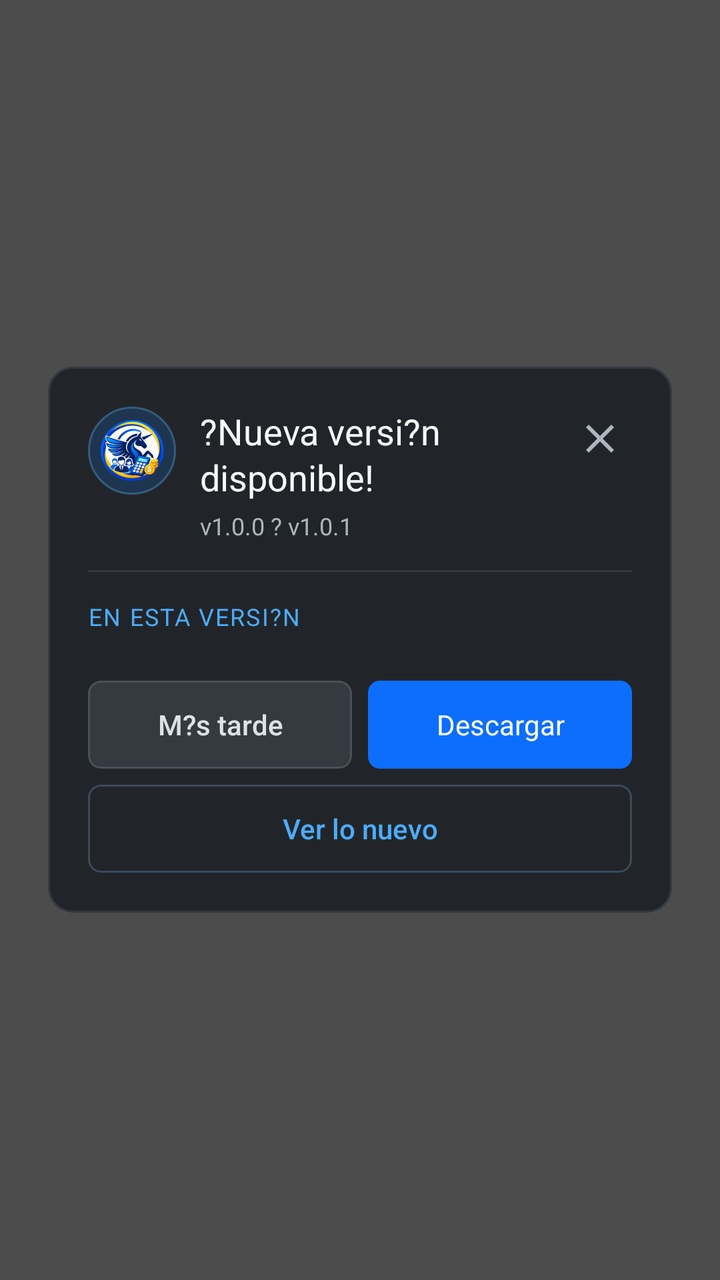
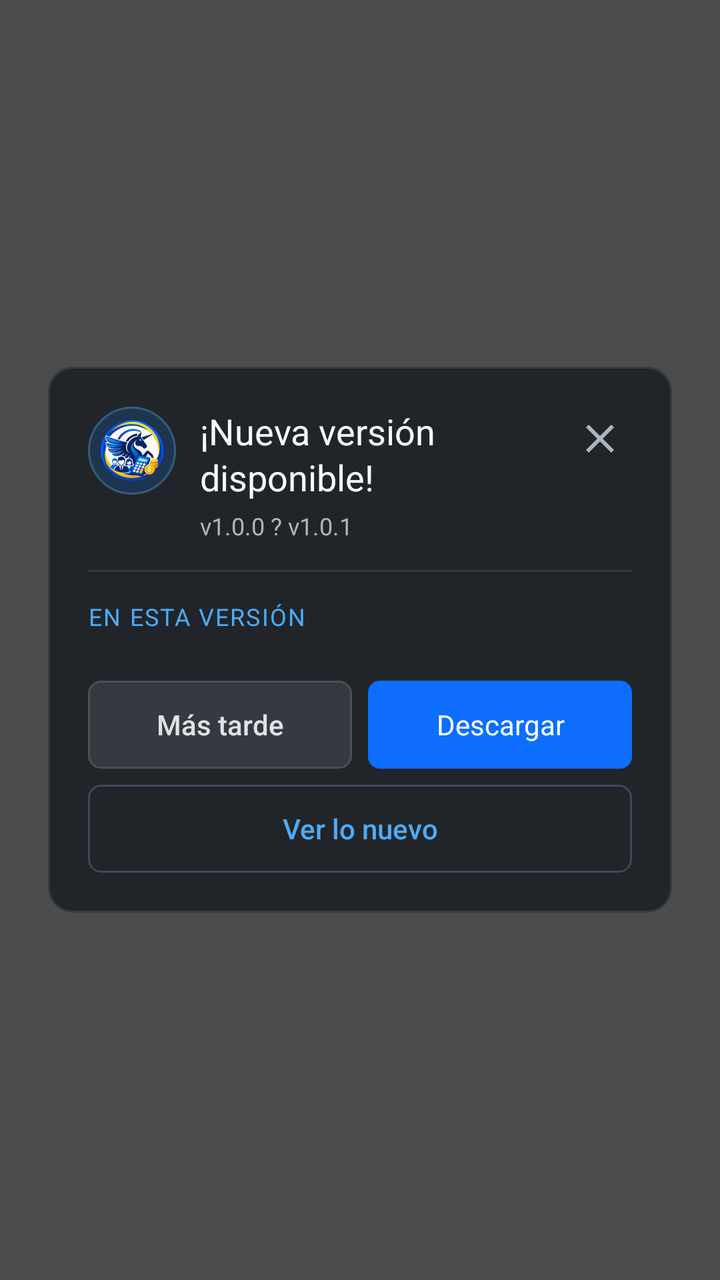

Before-and-after screenshots of an Android layout around one commit, followed by the original layout XML and the change that was made.
<!-- AndroidManifest.xml: application theme Theme.UnicornioSoftware -->
<!-- res/layout/dialog_app_update.xml -->
<?xml version="1.0" encoding="utf-8"?>
<FrameLayout xmlns:android="http://schemas.android.com/apk/res/android"
    android:layout_width="match_parent"
    android:layout_height="match_parent"
    android:background="#B3000000"
    android:padding="24dp">

    <LinearLayout
        android:layout_width="match_parent"
        android:layout_height="wrap_content"
        android:layout_gravity="center"
        android:background="@drawable/bg_modal_card"
        android:orientation="vertical"
        android:padding="20dp">

        <LinearLayout
            android:layout_width="match_parent"
            android:layout_height="wrap_content"
            android:gravity="top"
            android:orientation="horizontal">

            <ImageView
                android:id="@+id/updateIcon"
                android:layout_width="44dp"
                android:layout_height="44dp"
                android:background="@drawable/bg_offline_icon"
                android:contentDescription="@string/app_name"
                android:padding="6dp"
                android:scaleType="fitCenter"
                android:src="@mipmap/ic_launcher_round" />

            <LinearLayout
                android:layout_width="0dp"
                android:layout_height="wrap_content"
                android:layout_marginStart="12dp"
                android:layout_weight="1"
                android:orientation="vertical">

                <TextView
                    android:id="@+id/updateTitle"
                    android:layout_width="wrap_content"
                    android:layout_height="wrap_content"
                    android:fontFamily="sans-serif-bold"
                    android:lineSpacingExtra="2dp"
                    android:text="?Nueva versi?n disponible!"
                    android:textColor="#F8F9FA"
                    android:textSize="18sp" />

                <TextView
                    android:id="@+id/updateVersions"
                    android:layout_width="wrap_content"
                    android:layout_height="wrap_content"
                    android:layout_marginTop="4dp"
                    android:fontFamily="sans-serif"
                    android:text="v1.0.0 ? v1.0.1"
                    android:textColor="#ADB5BD"
                    android:textSize="12sp" />
            </LinearLayout>

            <ImageButton
                android:id="@+id/btnUpdateClose"
                android:layout_width="32dp"
                android:layout_height="32dp"
                android:background="@android:color/transparent"
                android:contentDescription="Cerrar"
                android:padding="4dp"
                android:src="@drawable/ic_close"
                android:tint="#ADB5BD" />
        </LinearLayout>

        <View
            android:layout_width="match_parent"
            android:layout_height="1dp"
            android:layout_marginTop="14dp"
            android:layout_marginBottom="14dp"
            android:background="#343A40" />

        <ScrollView
            android:id="@+id/updateBodyScroll"
            android:layout_width="match_parent"
            android:layout_height="wrap_content"
            android:fillViewport="false"
            android:overScrollMode="ifContentScrolls">

            <LinearLayout
                android:layout_width="match_parent"
                android:layout_height="wrap_content"
                android:orientation="vertical">

                <TextView
                    android:id="@+id/updateSectionTitle"
                    android:layout_width="wrap_content"
                    android:layout_height="wrap_content"
                    android:fontFamily="sans-serif-bold"
                    android:letterSpacing="0.06"
                    android:text="EN ESTA VERSI?N"
                    android:textAllCaps="true"
                    android:textColor="#4DABF7"
                    android:textSize="12sp" />

                <TextView
                    android:id="@+id/updateSummary"
                    android:layout_width="match_parent"
                    android:layout_height="wrap_content"
                    android:layout_marginTop="8dp"
                    android:fontFamily="sans-serif"
                    android:lineSpacingExtra="3dp"
                    android:textColor="#CED4DA"
                    android:textSize="14sp"
                    android:visibility="gone" />

                <LinearLayout
                    android:id="@+id/updateMetaRow"
                    android:layout_width="match_parent"
                    android:layout_height="wrap_content"
                    android:layout_marginTop="10dp"
                    android:orientation="horizontal"
                    android:visibility="gone">

                    <TextView
                        android:id="@+id/updateSize"
                        android:layout_width="wrap_content"
                        android:layout_height="wrap_content"
                        android:fontFamily="sans-serif-medium"
                        android:textColor="#ADB5BD"
                        android:textSize="12sp"
                        android:visibility="gone" />

                    <TextView
                        android:id="@+id/updateDate"
                        android:layout_width="wrap_content"
                        android:layout_height="wrap_content"
                        android:layout_marginStart="12dp"
                        android:fontFamily="sans-serif-medium"
                        android:textColor="#ADB5BD"
                        android:textSize="12sp"
                        android:visibility="gone" />
                </LinearLayout>

                <LinearLayout
                    android:id="@+id/updateChangesContainer"
                    android:layout_width="match_parent"
                    android:layout_height="wrap_content"
                    android:layout_marginTop="6dp"
                    android:orientation="vertical" />

                <TextView
                    android:id="@+id/updateRequired"
                    android:layout_width="match_parent"
                    android:layout_height="wrap_content"
                    android:layout_marginTop="10dp"
                    android:fontFamily="sans-serif-medium"
                    android:text="Esta actualizaci?n es necesaria para continuar."
                    android:textColor="#F87171"
                    android:textSize="13sp"
                    android:visibility="gone" />

                <TextView
                    android:id="@+id/updateMinSupported"
                    android:layout_width="match_parent"
                    android:layout_height="wrap_content"
                    android:layout_marginTop="8dp"
                    android:fontFamily="sans-serif"
                    android:textColor="#94A3B8"
                    android:textSize="12sp"
                    android:visibility="gone" />
            </LinearLayout>
        </ScrollView>

        <LinearLayout
            android:layout_width="match_parent"
            android:layout_height="wrap_content"
            android:layout_marginTop="18dp"
            android:orientation="vertical">

            <LinearLayout
                android:id="@+id/updatePrimaryRow"
                android:layout_width="match_parent"
                android:layout_height="wrap_content"
                android:orientation="horizontal">

                <TextView
                    android:id="@+id/btnUpdateLater"
                    android:layout_width="0dp"
                    android:layout_height="44dp"
                    android:layout_marginEnd="8dp"
                    android:layout_weight="1"
                    android:background="@drawable/bg_modal_btn_secondary"
                    android:fontFamily="sans-serif-medium"
                    android:gravity="center"
                    android:text="M?s tarde"
                    android:textColor="#DEE2E6"
                    android:textSize="14sp" />

                <TextView
                    android:id="@+id/btnUpdateDownload"
                    android:layout_width="0dp"
                    android:layout_height="44dp"
                    android:layout_weight="1"
                    android:background="@drawable/bg_modal_btn_primary"
                    android:fontFamily="sans-serif-bold"
                    android:gravity="center"
                    android:text="Descargar"
                    android:textColor="#FFFFFF"
                    android:textSize="14sp" />
            </LinearLayout>

            <TextView
                android:id="@+id/btnUpdateNotes"
                android:layout_width="match_parent"
                android:layout_height="44dp"
                android:layout_marginTop="8dp"
                android:background="@drawable/bg_modal_btn_outline"
                android:fontFamily="sans-serif-medium"
                android:gravity="center"
                android:text="Ver lo nuevo"
                android:textColor="#4DABF7"
                android:textSize="14sp" />

        </LinearLayout>
    </LinearLayout>
</FrameLayout>
<!-- resources referenced by this layout -->
<resources>
  <!-- drawable bg_modal_btn_outline (drawable) -->
  ﻿<?xml version="1.0" encoding="utf-8"?>
  <ripple xmlns:android="http://schemas.android.com/apk/res/android" android:color="#334DABF7">
      <item>
          <shape android:shape="rectangle">
              <solid android:color="#00000000" />
              <corners android:radius="6dp" />
              <stroke android:width="1dp" android:color="#3B4A5A" />
          </shape>
      </item>
  </ripple>
  <!-- drawable bg_modal_btn_primary (drawable) -->
  ﻿<?xml version="1.0" encoding="utf-8"?>
  <ripple xmlns:android="http://schemas.android.com/apk/res/android" android:color="#664DABF7">
      <item>
          <shape android:shape="rectangle">
              <solid android:color="#0D6EFD" />
              <corners android:radius="6dp" />
          </shape>
      </item>
  </ripple>
  <!-- drawable bg_modal_btn_secondary (drawable) -->
  ﻿<?xml version="1.0" encoding="utf-8"?>
  <ripple xmlns:android="http://schemas.android.com/apk/res/android" android:color="#33FFFFFF">
      <item>
          <shape android:shape="rectangle">
              <solid android:color="#343A40" />
              <corners android:radius="6dp" />
              <stroke android:width="1dp" android:color="#495057" />
          </shape>
      </item>
  </ripple>
  <!-- drawable bg_modal_card (drawable) -->
  ﻿<?xml version="1.0" encoding="utf-8"?>
  <shape xmlns:android="http://schemas.android.com/apk/res/android" android:shape="rectangle">
      <solid android:color="#212529" />
      <corners android:radius="12dp" />
      <stroke android:width="1dp" android:color="#343A40" />
  </shape>
  <!-- drawable bg_offline_icon (drawable) -->
  <?xml version="1.0" encoding="utf-8"?>
  <shape xmlns:android="http://schemas.android.com/apk/res/android" android:shape="oval">
      <solid android:color="#1E3550" />
      <stroke android:width="1dp" android:color="#355C7D" />
  </shape>
  <!-- drawable ic_close (drawable) -->
  <vector xmlns:android="http://schemas.android.com/apk/res/android"
      android:width="24dp" android:height="24dp" android:viewportWidth="24"
      android:viewportHeight="24">
      <path android:fillColor="#EAF2FA"
          android:pathData="M19,6.41L17.59,5 12,10.59 6.41,5 5,6.41 10.59,12 5,17.59 6.41,19 12,13.41 17.59,19 19,17.59 13.41,12z"/>
  </vector>
  <!-- mipmap ic_launcher_round: png bitmap (mipmap-hdpi, 11719 bytes) -->
  <string name="app_name">Ecosistema Financiero de Unicornio Software</string>
  <style name="Theme.UnicornioSoftware" parent="Theme.MaterialComponents.DayNight.NoActionBar">
          <item name="android:statusBarColor">@android:color/black</item>
          <item name="android:navigationBarColor">@android:color/black</item>
          <item name="android:windowLightStatusBar" tools:targetApi="m">false</item>
      </style>
</resources>

<!-- the commit's change to res/layout/dialog_app_update.xml (unified diff, before → after) -->
@@ -42,7 +42,7 @@
                     android:layout_height="wrap_content"
                     android:fontFamily="sans-serif-bold"
                     android:lineSpacingExtra="2dp"
-                    android:text="?Nueva versi?n disponible!"
+                    android:text="¡Nueva versión disponible!"
                     android:textColor="#F8F9FA"
                     android:textSize="18sp" />
 
@@ -93,7 +93,7 @@
                     android:layout_height="wrap_content"
                     android:fontFamily="sans-serif-bold"
                     android:letterSpacing="0.06"
-                    android:text="EN ESTA VERSI?N"
+                    android:text="EN ESTA VERSIÓN"
                     android:textAllCaps="true"
                     android:textColor="#4DABF7"
                     android:textSize="12sp" />
@@ -150,7 +150,7 @@
                     android:layout_height="wrap_content"
                     android:layout_marginTop="10dp"
                     android:fontFamily="sans-serif-medium"
-                    android:text="Esta actualizaci?n es necesaria para continuar."
+                    android:text="Esta actualización es necesaria para continuar."
                     android:textColor="#F87171"
                     android:textSize="13sp"
                     android:visibility="gone" />
@@ -188,7 +188,7 @@
                     android:background="@drawable/bg_modal_btn_secondary"
                     android:fontFamily="sans-serif-medium"
                     android:gravity="center"
-                    android:text="M?s tarde"
+                    android:text="Más tarde"
                     android:textColor="#DEE2E6"
                     android:textSize="14sp" />
 
